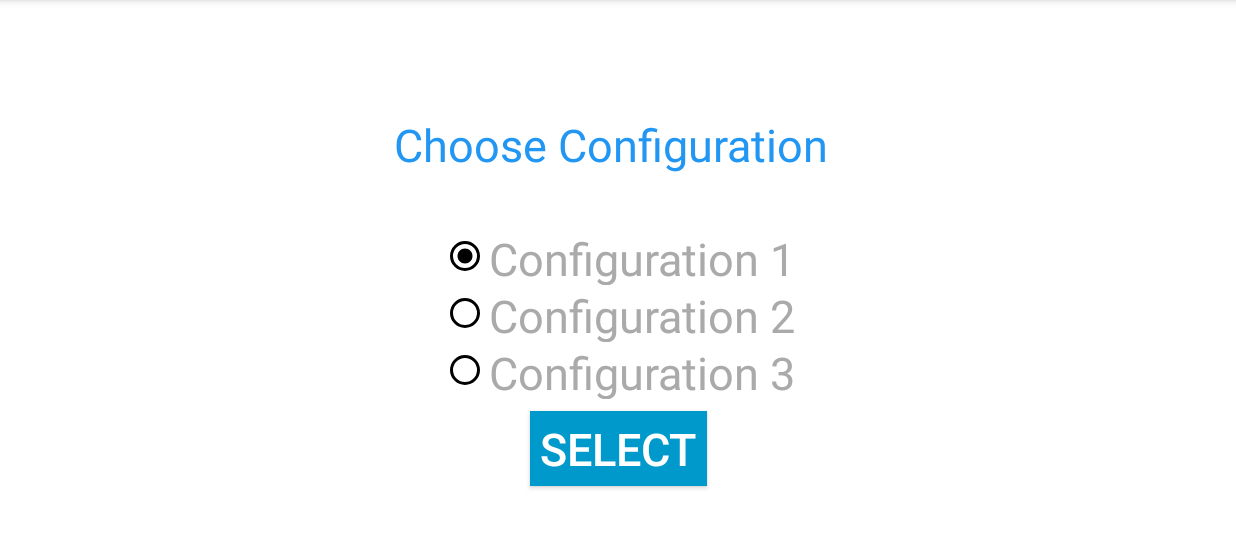
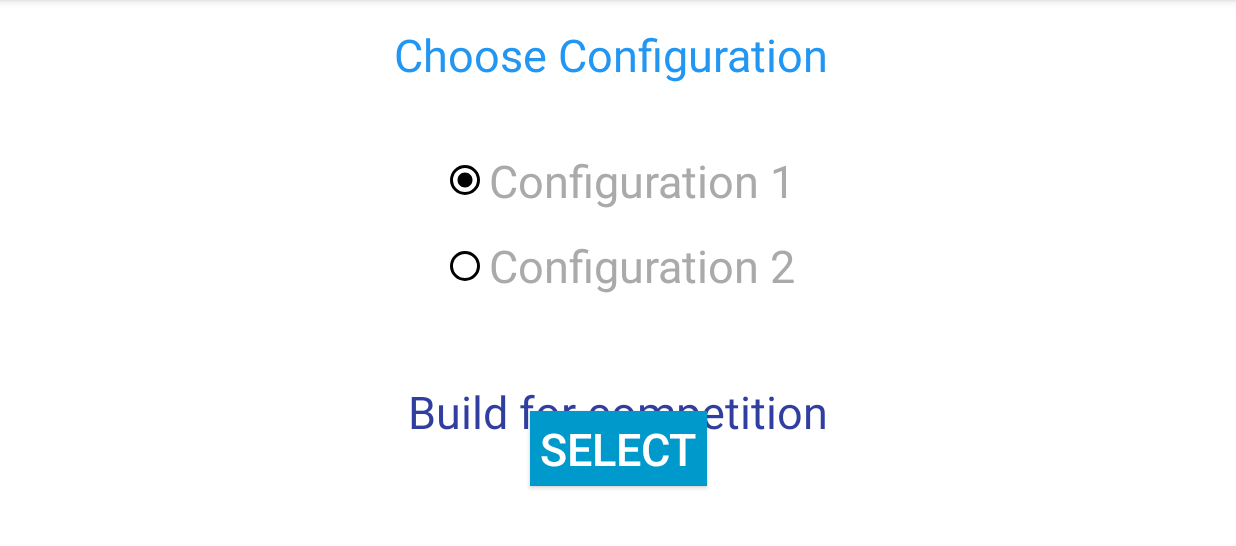
Before and after one commit to Matteo-Caruso/AppV2.0, an Android app: the screen it shows after launch (InitActivity), on a phone screen of 824 x 412 dp (held sideways), the part 72-618 px from its top. Run offline under Robolectric (Android 15) with nearby library versions, the phone set to English and light mode, and no system bars.

```diff
--- a/App V1.0/app/src/main/res/layout/activity_initactivity.xml
+++ b/App V1.0/app/src/main/res/layout/activity_initactivity.xml
@@ -15,6 +15,7 @@
         android:layout_marginEnd="8dp"
         android:layout_marginBottom="8dp"
         android:text="@string/config1PreviewText"
+        android:textAlignment="center"
         android:textColor="@color/colorPrimaryDark"
         android:textSize="30sp"
         app:layout_constraintBottom_toTopOf="@+id/initConfigStartButton"
@@ -57,16 +58,6 @@
             android:text="@string/initConfigRadioButton2Text"
             android:textColor="@android:color/darker_gray"
             android:textSize="30sp" />
-
-        <RadioButton
-            android:id="@+id/initConfigButton3"
-            android:layout_width="wrap_content"
-            android:layout_height="wrap_content"
-            android:layout_weight="1"
-            android:buttonTint="@android:color/background_dark"
-            android:text="@string/initConfigRadioButton3Text"
-            android:textColor="@android:color/darker_gray"
-            android:textSize="30sp" />
     </RadioGroup>
 
     <Button
@@ -89,15 +80,12 @@
         android:layout_width="299dp"
         android:layout_height="44dp"
         android:layout_marginStart="8dp"
-        android:layout_marginLeft="8dp"
-        android:layout_marginTop="76dp"
+        android:layout_marginTop="16dp"
         android:layout_marginEnd="8dp"
-        android:layout_marginRight="8dp"
         android:text="@string/initConfigRadioGroupText"
         android:textColor="@color/colorPrimary"
         android:textSize="30sp"
         app:layout_constraintEnd_toEndOf="parent"
-        app:layout_constraintHorizontal_bias="0.5"
         app:layout_constraintStart_toStartOf="parent"
         app:layout_constraintTop_toTopOf="parent" />
 
--- a/App V1.0/app/src/main/res/values/strings.xml
+++ b/App V1.0/app/src/main/res/values/strings.xml
@@ -10,12 +10,10 @@
     <string name="mainActivityBottomNavigationOption5Text">Attitude</string>
     <string name="initConfigRadioButton1Text">Configuration 1</string>
     <string name="initConfigRadioButton2Text">Configuration 2</string>
-    <string name="initConfigRadioButton3Text">Configuration 3</string>
     <string name="initConfigRadioGroupText">Choose Configuration</string>
     <string name="initConfigStartButtonText">Select</string>
-    <string name="config1PreviewText">Configuration 1</string>
-    <string name="config2PreviewText">Configuration 2</string>
-    <string name="config3PreviewText">Configuration 3</string>
+    <string name="config1PreviewText">Build for competition</string>
+    <string name="config2PreviewText">Debug build: Sends debug message instead of app message</string>
     <string name="mainActivitySpeedDialOption1Text">Location</string>
     <string name="mainActivitySpeedDialOption2Text">Record</string>
     <string name="mainActivitySpeedDialOption3Text">Connect</string>
```
Also changed, not shown: App V1.0/app/src/main/java/com/source/aero/aerogroundstation/InitActivity.java (+12 -7 lines), App V1.0/app/src/main/java/com/source/aero/aerogroundstation/MainActivity.java (+14 -5 lines).
